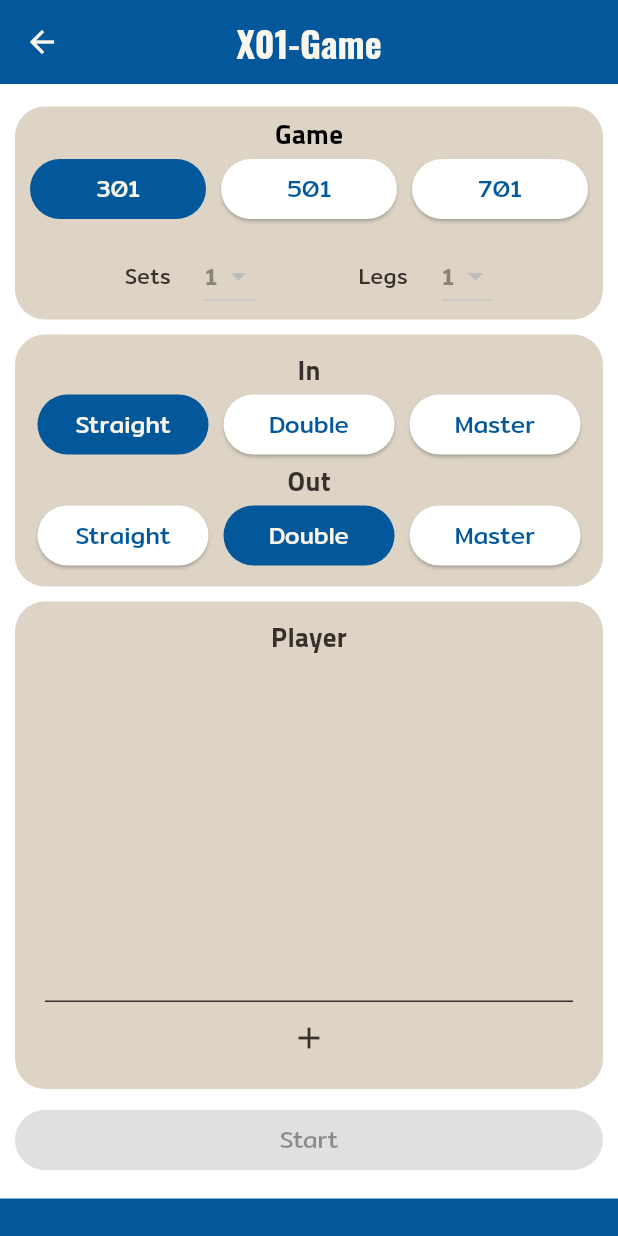
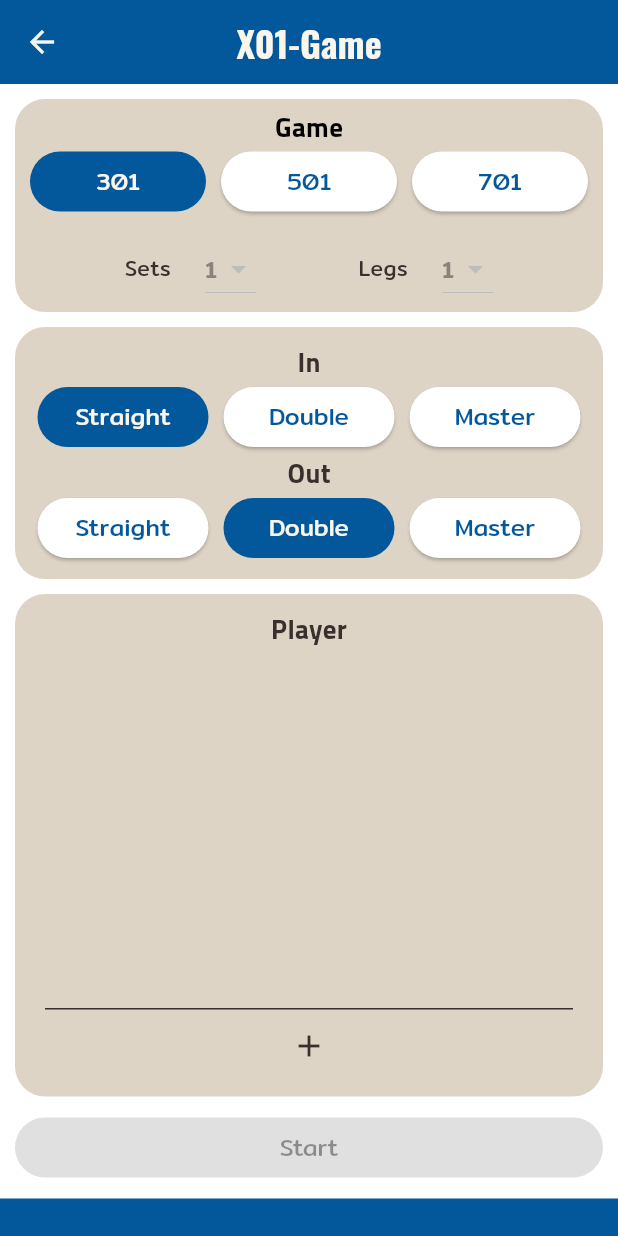
Before and after one commit to da-Kai/DartDart, a Flutter app: the screen it shows after launch, after a tap on "X01", on a phone screen of 412 x 824 dp. Run offline on Flutter 3.47's test engine with Material 3 defaults, Android fonts, the phone set to English and light mode, and no system bars.

```diff
--- a/lib/main.dart
+++ b/lib/main.dart
@@ -74,9 +74,9 @@ class _MyHomePageState extends State<HomePage> {
       body: Center(
         child: Column(
           mainAxisAlignment: MainAxisAlignment.center,
-          children: <Widget>[
+          children: [
             Container(
-              width: double.infinity,
+              width: 500,
               margin: const EdgeInsets.symmetric(
                 vertical: 10,
                 horizontal: 40,
--- a/lib/pages/settings/x01_settings_page.dart
+++ b/lib/pages/settings/x01_settings_page.dart
@@ -74,16 +74,11 @@ class _X01PageState extends State<X01Setting> {
           title: const Text('X01-Game'),
           centerTitle: true,
         ),
-        body: Column(
-          mainAxisAlignment: MainAxisAlignment.start,
-          children: <Widget>[
-            const SizedBox(height: 10),
-            _GameSettingContainer(this),
-            _InOutSettingContainer(this),
-            _PlayerSettingContainer(this),
-            _StartButton(this),
-            const SizedBox(height: 10),
-          ],
+        body: Padding(
+          padding: const EdgeInsets.symmetric(horizontal: 0, vertical: 5),
+          child: OrientationBuilder(builder: (context, orientation) {
+            return orientation == Orientation.portrait ? _PortraitView(this) : _LandscapeView(this);
+          }),
         ),
         bottomNavigationBar: SizedBox(
           width: double.infinity,
@@ -93,6 +88,62 @@ class _X01PageState extends State<X01Setting> {
           ),
         ),
       ),
+    );
+  }
+}
+
+class _PortraitView extends StatelessWidget {
+  final _X01PageState state;
+
+  const _PortraitView(this.state);
+
+  @override
+  Widget build(BuildContext context) {
+    return Column(
+      children: [
+        _GameSettingContainer(state),
+        _InOutSettingContainer(state),
+        Expanded(
+          child: _PlayerSettingContainer(state),
+        ),
+        _StartButton(state),
+      ],
+    );
+  }
+}
+
+class _LandscapeView extends StatelessWidget {
+  final _X01PageState state;
+
+  const _LandscapeView(this.state);
+
+  @override
+  Widget build(BuildContext context) {
+    return Row(
+      children: [
+        Expanded(
+          child: SingleChildScrollView(
+            child: Column(
+              mainAxisAlignment: MainAxisAlignment.start,
+              children: [
+                _GameSettingContainer(state),
+                _InOutSettingContainer(state),
+              ],
+            ),
+          ),
+        ),
+        Flexible(
+          fit: FlexFit.tight,
+          child: Column(
+            children: [
+              Expanded(
+                child: _PlayerSettingContainer(state),
+              ),
+              _StartButton(state),
+            ],
+          ),
+        ),
+      ],
     );
   }
 }
@@ -311,8 +362,7 @@ class _PlayerSettingContainer extends StatelessWidget {
   Widget build(BuildContext context) {
     final ColorScheme colorScheme = Theme.of(context).colorScheme;
 
-    return Expanded(
-      child: Container(
+    return Container(
       padding: const EdgeInsets.all(10),
       margin: const EdgeInsets.symmetric(vertical: 5.0, horizontal: 10.0),
       decoration: BoxDecoration(
@@ -409,7 +459,6 @@ class _PlayerSettingContainer extends StatelessWidget {
           ),
         ],
       ),
-      ),
     );
   }
 }
--- a/lib/widget/x01/board_select.dart
+++ b/lib/widget/x01/board_select.dart
@@ -1,7 +1,6 @@
-import 'package:flutter/cupertino.dart';
-
 import 'package:dart_dart/logic/constant/fields.dart';
 import 'package:dart_dart/logic/x01/x01_board_select.dart';
+import 'package:flutter/cupertino.dart';
 
 class BoardSelect extends StatefulWidget {
   final Function(Hit) onSelect;
--- a/lib/widget/x01/point_selector.dart
+++ b/lib/widget/x01/point_selector.dart
@@ -28,7 +28,7 @@ class _PointSelectorState extends State<PointSelector> {
         alignment: Alignment.center,
         children: [
           Container(
-            padding: const EdgeInsets.all(10),
+            padding: const EdgeInsets.symmetric(vertical: 5, horizontal: 10),
             child: Column(
               children: [
                 Expanded(
@@ -52,7 +52,7 @@ class _PointSelectorState extends State<PointSelector> {
             ),
           ),
           Container(
-            padding: const EdgeInsets.symmetric(vertical: 10),
+            padding: const EdgeInsets.symmetric(vertical: 5),
             child: Column(
               children: [
                 Expanded(
```
Also changed, not shown: lib/pages/games/x01_game_page.dart (+112 -37 lines). Lines whose indentation alone changed are shown as unchanged.
